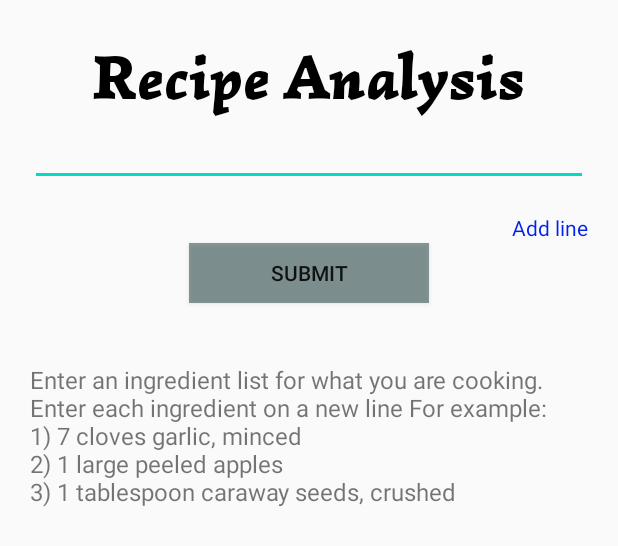
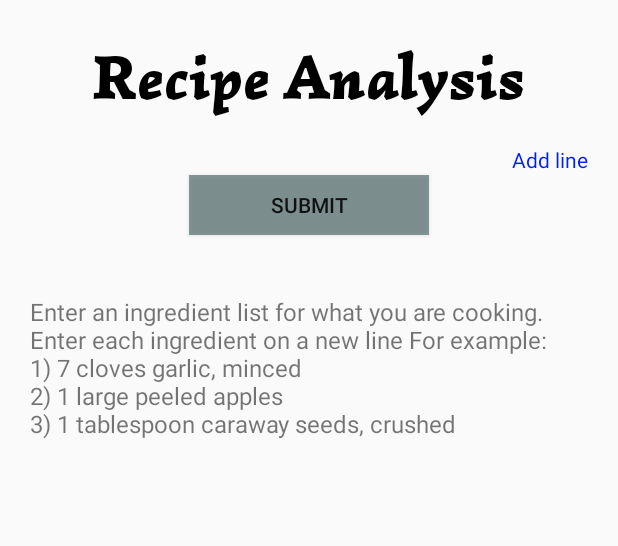
Before and after one commit to ArtemPolovin/Nutrition-Facts, an Android app: the layout fragment_recipe_analysis.xml on its own in the app's theme, with its tools: preview values and no code run, on a phone screen of 412 x 824 dp. Shown: the top 546 px of the screen. Run offline under Robolectric (Android 15) with nearby library versions, the phone set to English and light mode, and no system bars; Roboto replaces fonts that are not available here.

Commit message:
fexed adapter bag in recipe analysis

```diff
--- a/app/src/main/java/com/example/nutritionfacts/ui/recipeAnalysis/RecipeAnalysisViewModel.kt
+++ b/app/src/main/java/com/example/nutritionfacts/ui/recipeAnalysis/RecipeAnalysisViewModel.kt
@@ -22,9 +22,6 @@ class RecipeAnalysisViewModel(
     val recipeAnalysisViewState: LiveData<FoodAnalysisViewState> get() = _recipeAnalysisViewState
 
     private fun fetchRecipeAnalysis(recipeAnalysisPojo: RecipeAnalysisPojo) {
-
-        Log.i("AAAAAAAAAAAAAAAAA","first line = ${recipeAnalysisPojo.ingredients[0]}\n" +
-                "second line = ${recipeAnalysisPojo.ingredients[1]}")
 
         disposable?.dispose()
         _recipeAnalysisViewState.value = FoodAnalysisViewState.Loading
--- a/app/src/main/res/layout/fragment_recipe_analysis.xml
+++ b/app/src/main/res/layout/fragment_recipe_analysis.xml
@@ -31,13 +31,6 @@
                 app:layout_constraintStart_toStartOf="parent"
                 app:layout_constraintTop_toTopOf="parent" />
 
-            <EditText
-                android:id="@+id/editText_recipe_first_line"
-                android:layout_width="match_parent"
-                android:layout_height="wrap_content"
-                app:layout_constraintTop_toBottomOf="@+id/text_recipe_analysis_header" />
-
-
             <androidx.recyclerview.widget.RecyclerView
                 android:id="@+id/rv_recipe_analysis"
                 android:layout_width="match_parent"
@@ -46,7 +39,7 @@
                 android:paddingBottom="10dp"
                 app:layout_constraintEnd_toEndOf="parent"
                 app:layout_constraintStart_toStartOf="parent"
-                app:layout_constraintTop_toBottomOf="@+id/editText_recipe_first_line" />
+                app:layout_constraintTop_toBottomOf="@+id/text_recipe_analysis_header" />
 
             <TextView
                 android:id="@+id/text_add_line"
```
Also changed, not shown: app/src/main/java/com/example/nutritionfacts/ui/recipeAnalysis/RecipeAnalysisFragment.kt (+9 -16 lines).
